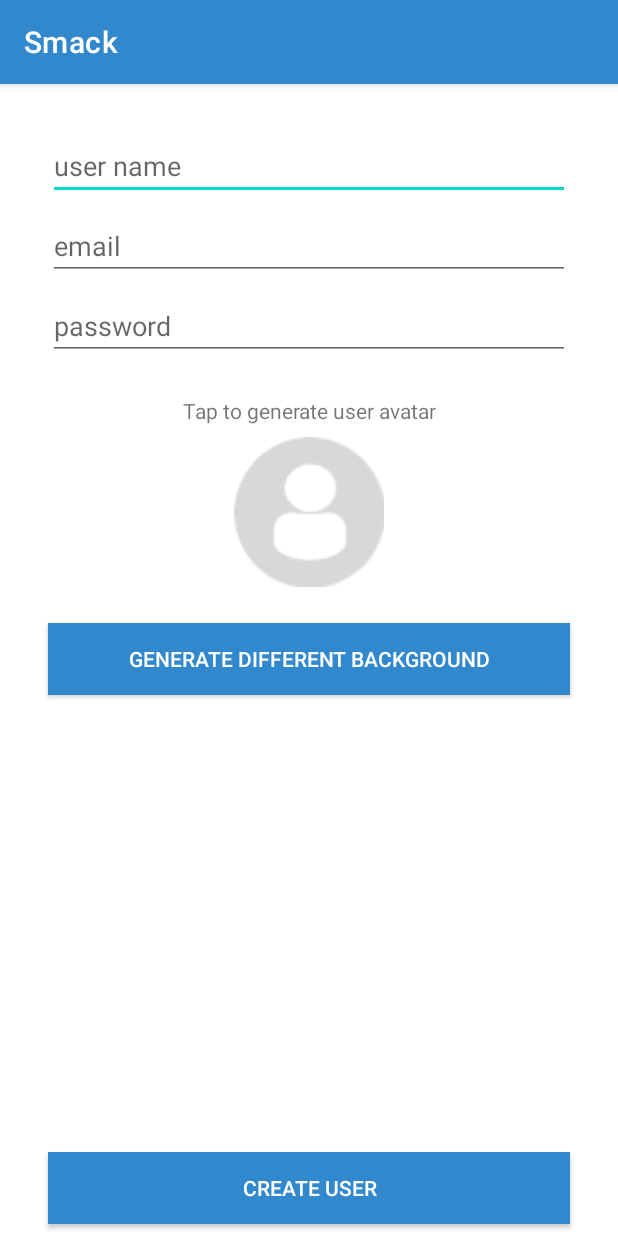
After one commit to CherryBlossomAndPeonies/Smack, an Android app: the CreateUserActivity screen opened directly, with no data from a screen before it, on a phone screen of 412 x 824 dp. The commit adds this screen. Run offline under Robolectric (Android 15) with nearby library versions, the phone set to English and light mode, and no system bars.

Commit message:
Create uset page

```diff
--- a/app/src/main/AndroidManifest.xml
+++ b/app/src/main/AndroidManifest.xml
@@ -7,9 +7,16 @@
         android:dataExtractionRules="@xml/data_extraction_rules"
         android:fullBackupContent="@xml/backup_rules"
         android:label="@string/app_name"
+        android:supportsRtl="true"
         android:theme="@style/Theme.Smack"
-        android:supportsRtl="true"
         tools:targetApi="31">
+        <activity
+            android:name=".CreateUserActivity"
+            android:exported="false">
+            <meta-data
+                android:name="android.app.lib_name"
+                android:value="" />
+        </activity>
         <activity
             android:name=".MainActivity"
             android:exported="true"
--- /dev/null
+++ b/app/src/main/java/com/example/smack/CreateUserActivity.kt
@@ -0,0 +1,46 @@
+package com.example.smack
+
+import android.content.res.Resources
+import android.graphics.Color
+import androidx.appcompat.app.AppCompatActivity
+import android.os.Bundle
+import com.example.smack.databinding.ActivityCreateUserBinding
+import kotlin.random.Random
+
+class CreateUserActivity : AppCompatActivity() {
+    lateinit var binding: ActivityCreateUserBinding
+    var usedImage = "profiledefault"
+    var usedColor = "[0.5, 0.5, 0.5, 1]"
+    override fun onCreate(savedInstanceState: Bundle?) {
+        super.onCreate(savedInstanceState)
+        binding = ActivityCreateUserBinding.inflate(layoutInflater)
+        setContentView(binding.root)
+
+        binding.createUserAvatarImage.setOnClickListener {
+            var color = Random.nextInt(2)
+            var avatar = Random.nextInt(28)
+
+            usedImage = if (color == 0) {
+                "light${avatar}"
+            } else {
+                "dark${avatar}"
+            }
+
+            println(avatar)
+            var resourceId = resources.getIdentifier(usedImage, "drawable", packageName)
+
+            binding.createUserAvatarImage.setImageResource(resourceId)
+        }
+
+        binding.generateBackgroundBtn.setOnClickListener {
+            var r = Random.nextInt(255)
+            var g = Random.nextInt(255)
+            var b = Random.nextInt(255)
+
+            binding.createUserAvatarImage.setBackgroundColor(Color.rgb(r, g, b))
+
+            usedColor = "[${r.toDouble()/255},${g.toDouble()/255}, ${b.toDouble()/255},1]"
+            println(r)
+        }
+    }
+}
--- a/app/src/main/java/com/example/smack/LoginActivity.kt
+++ b/app/src/main/java/com/example/smack/LoginActivity.kt
@@ -1,11 +1,20 @@
 package com.example.smack
 
+import android.content.Intent
 import androidx.appcompat.app.AppCompatActivity
 import android.os.Bundle
+import com.example.smack.databinding.ActivityLoginBinding
 
 class LoginActivity : AppCompatActivity() {
+    lateinit var binding: ActivityLoginBinding
     override fun onCreate(savedInstanceState: Bundle?) {
         super.onCreate(savedInstanceState)
-        setContentView(R.layout.activity_login)
+        binding = ActivityLoginBinding.inflate(layoutInflater)
+        setContentView(binding.root)
+
+        binding.signUpBtn.setOnClickListener {
+            var intent = Intent(this, CreateUserActivity::class.java)
+            startActivity(intent)
+        }
     }
 }
--- /dev/null
+++ b/app/src/main/res/layout/activity_create_user.xml
@@ -0,0 +1,109 @@
+<?xml version="1.0" encoding="utf-8"?>
+<androidx.constraintlayout.widget.ConstraintLayout xmlns:android="http://schemas.android.com/apk/res/android"
+    xmlns:app="http://schemas.android.com/apk/res-auto"
+    xmlns:tools="http://schemas.android.com/tools"
+    android:layout_width="match_parent"
+    android:layout_height="match_parent"
+    tools:context=".CreateUserActivity">
+
+    <TextView
+        android:id="@+id/tapToGenerateAvatarText"
+        android:layout_width="wrap_content"
+        android:layout_height="wrap_content"
+        android:layout_marginTop="24dp"
+        android:text="Tap to generate user avatar"
+        app:layout_constraintEnd_toEndOf="parent"
+        app:layout_constraintHorizontal_bias="0.5"
+        app:layout_constraintStart_toStartOf="parent"
+        app:layout_constraintTop_toBottomOf="@+id/createUserPasswordText" />
+
+    <EditText
+        android:id="@+id/createUserNameText"
+        android:layout_width="0dp"
+        android:layout_height="wrap_content"
+        android:layout_marginStart="32dp"
+        android:layout_marginTop="32dp"
+        android:layout_marginEnd="32dp"
+        android:ems="10"
+        android:hint="user name"
+        android:inputType="textPersonName"
+        app:layout_constraintEnd_toEndOf="parent"
+        app:layout_constraintHorizontal_bias="0.5"
+        app:layout_constraintStart_toStartOf="parent"
+        app:layout_constraintTop_toTopOf="parent"
+        tools:ignore="TouchTargetSizeCheck" />
+
+    <EditText
+        android:id="@+id/createUserEmailText"
+        android:layout_width="0dp"
+        android:layout_height="wrap_content"
+        android:layout_marginStart="32dp"
+        android:layout_marginTop="8dp"
+        android:layout_marginEnd="32dp"
+        android:ems="10"
+        android:hint="email"
+        android:inputType="textPersonName"
+        app:layout_constraintEnd_toEndOf="parent"
+        app:layout_constraintHorizontal_bias="0.5"
+        app:layout_constraintStart_toStartOf="parent"
+        app:layout_constraintTop_toBottomOf="@+id/createUserNameText"
+        tools:ignore="TouchTargetSizeCheck" />
+
+    <EditText
+        android:id="@+id/createUserPasswordText"
+        android:layout_width="0dp"
+        android:layout_height="wrap_content"
+        android:layout_marginStart="32dp"
+        android:layout_marginTop="8dp"
+        android:layout_marginEnd="32dp"
+        android:ems="10"
+        android:hint="password"
+        android:inputType="textPassword"
+        app:layout_constraintEnd_toEndOf="parent"
+        app:layout_constraintHorizontal_bias="0.5"
+        app:layout_constraintStart_toStartOf="parent"
+        app:layout_constraintTop_toBottomOf="@+id/createUserEmailText"
+        tools:ignore="TouchTargetSizeCheck" />
+
+    <ImageView
+        android:id="@+id/createUserAvatarImage"
+        android:layout_width="100dp"
+        android:layout_height="100dp"
+        android:layout_marginTop="8dp"
+        app:layout_constraintEnd_toEndOf="parent"
+        app:layout_constraintHorizontal_bias="0.5"
+        app:layout_constraintStart_toStartOf="parent"
+        app:layout_constraintTop_toBottomOf="@+id/tapToGenerateAvatarText"
+        app:srcCompat="@drawable/profiledefault" />
+
+    <androidx.appcompat.widget.AppCompatButton
+        android:id="@+id/generateBackgroundBtn"
+        android:layout_width="0dp"
+        android:layout_height="wrap_content"
+        android:layout_marginStart="32dp"
+        android:layout_marginTop="24dp"
+        android:layout_marginEnd="32dp"
+        android:background="@color/colorPrimary"
+        android:text="Generate different background"
+        android:textColor="@color/white"
+        app:layout_constraintEnd_toEndOf="parent"
+        app:layout_constraintHorizontal_bias="0.5"
+        app:layout_constraintStart_toStartOf="parent"
+        app:layout_constraintTop_toBottomOf="@+id/createUserAvatarImage"
+        tools:ignore="TextContrastCheck" />
+
+    <androidx.appcompat.widget.AppCompatButton
+        android:id="@+id/createUserBtn"
+        android:layout_width="0dp"
+        android:layout_height="wrap_content"
+        android:layout_marginStart="32dp"
+        android:layout_marginEnd="32dp"
+        android:layout_marginBottom="8dp"
+        android:background="@color/colorPrimary"
+        android:text="Create USER"
+        android:textColor="@color/white"
+        app:layout_constraintBottom_toBottomOf="parent"
+        app:layout_constraintEnd_toEndOf="parent"
+        app:layout_constraintStart_toStartOf="parent"
+        tools:ignore="TextContrastCheck" />
+</androidx.constraintlayout.widget.ConstraintLayout>
```
